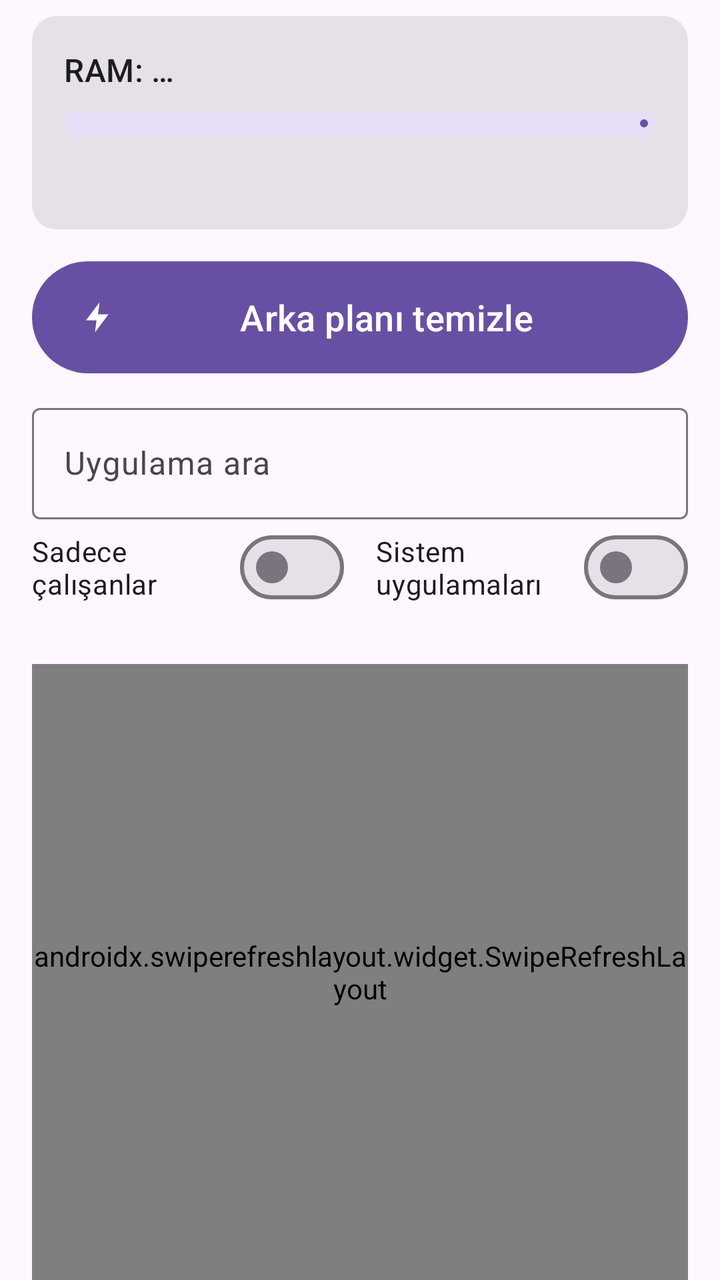
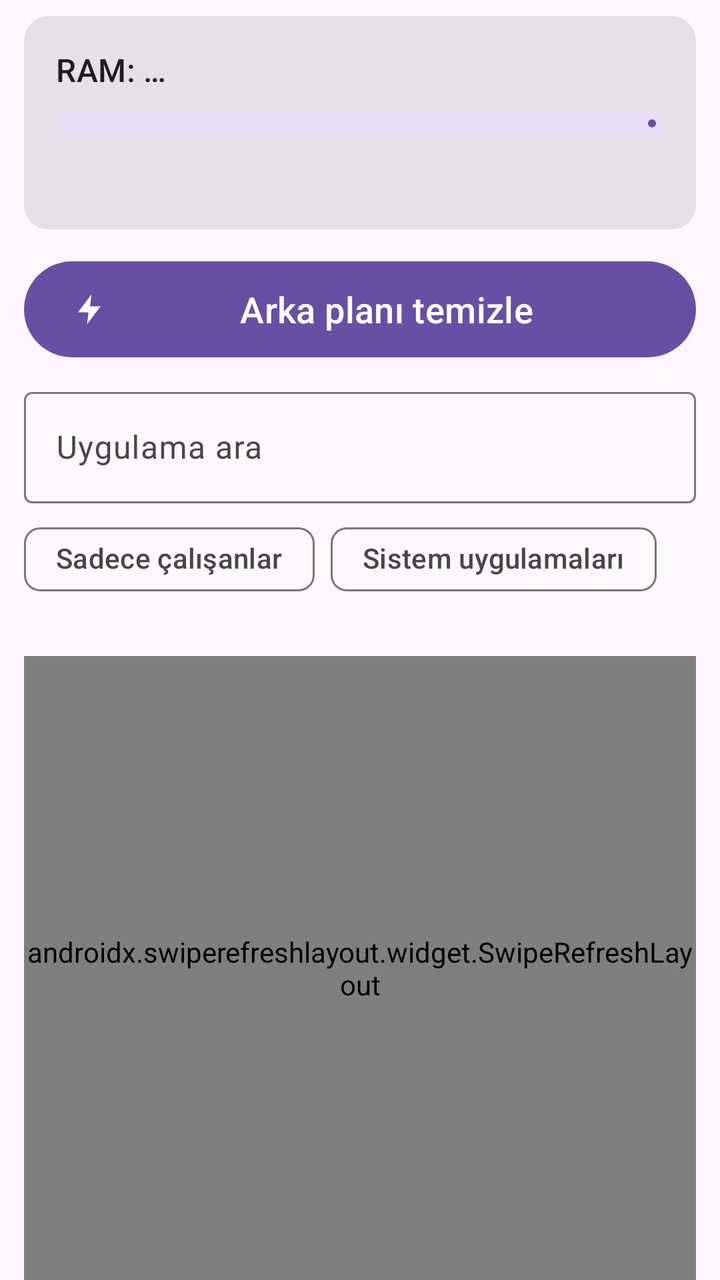

The first picture is an Android layout as it rendered before a commit; the second is the same layout after the commit. The layout source and the unified diff follow.
<!-- AndroidManifest.xml: application theme Theme.App -->
<!-- res/layout/activity_main.xml -->
<?xml version="1.0" encoding="utf-8"?>
<LinearLayout xmlns:android="http://schemas.android.com/apk/res/android"
    xmlns:app="http://schemas.android.com/apk/res-auto"
    android:layout_width="match_parent"
    android:layout_height="match_parent"
    android:orientation="vertical"
    android:paddingStart="16dp"
    android:paddingTop="8dp"
    android:paddingEnd="16dp">

    <com.google.android.material.card.MaterialCardView
        style="@style/Widget.Material3.CardView.Filled"
        android:layout_width="match_parent"
        android:layout_height="wrap_content">

        <LinearLayout
            android:layout_width="match_parent"
            android:layout_height="wrap_content"
            android:orientation="vertical"
            android:padding="16dp">

            <TextView
                android:id="@+id/ramText"
                android:layout_width="match_parent"
                android:layout_height="wrap_content"
                android:text="RAM: …"
                android:textAppearance="?attr/textAppearanceTitleMedium" />

            <com.google.android.material.progressindicator.LinearProgressIndicator
                android:id="@+id/ramBar"
                android:layout_width="match_parent"
                android:layout_height="wrap_content"
                android:layout_marginTop="10dp"
                android:max="100"
                app:trackCornerRadius="6dp"
                app:trackThickness="12dp" />

            <TextView
                android:id="@+id/statusText"
                android:layout_width="match_parent"
                android:layout_height="wrap_content"
                android:layout_marginTop="12dp"
                android:textAppearance="?attr/textAppearanceBodyMedium" />

            <Button
                android:id="@+id/shizukuButton"
                style="@style/Widget.Material3.Button.OutlinedButton"
                android:layout_width="wrap_content"
                android:layout_height="wrap_content"
                android:layout_marginTop="4dp"
                android:visibility="gone" />
        </LinearLayout>
    </com.google.android.material.card.MaterialCardView>

    <Button
        android:id="@+id/cleanButton"
        android:layout_width="match_parent"
        android:layout_height="64dp"
        android:layout_marginTop="12dp"
        android:text="Arka planı temizle"
        android:textSize="18sp"
        app:icon="@drawable/ic_bolt" />

    <com.google.android.material.textfield.TextInputLayout
        style="@style/Widget.Material3.TextInputLayout.OutlinedBox"
        android:layout_width="match_parent"
        android:layout_height="wrap_content"
        android:layout_marginTop="8dp"
        android:hint="Uygulama ara">

        <com.google.android.material.textfield.TextInputEditText
            android:id="@+id/searchBox"
            android:layout_width="match_parent"
            android:layout_height="wrap_content"
            android:inputType="text"
            android:maxLines="1" />
    </com.google.android.material.textfield.TextInputLayout>

    <LinearLayout
        android:layout_width="match_parent"
        android:layout_height="wrap_content"
        android:orientation="horizontal">

        <com.google.android.material.materialswitch.MaterialSwitch
            android:id="@+id/runningSwitch"
            android:layout_width="0dp"
            android:layout_height="wrap_content"
            android:layout_weight="1"
            android:text="Sadece çalışanlar" />

        <com.google.android.material.materialswitch.MaterialSwitch
            android:id="@+id/systemSwitch"
            android:layout_width="0dp"
            android:layout_height="wrap_content"
            android:layout_marginStart="16dp"
            android:layout_weight="1"
            android:text="Sistem uygulamaları" />
    </LinearLayout>

    <TextView
        android:id="@+id/countText"
        android:layout_width="match_parent"
        android:layout_height="wrap_content"
        android:layout_marginTop="4dp"
        android:layout_marginBottom="4dp"
        android:textAppearance="?attr/textAppearanceBodySmall" />

    <androidx.swiperefreshlayout.widget.SwipeRefreshLayout
        android:id="@+id/swipe"
        android:layout_width="match_parent"
        android:layout_height="0dp"
        android:layout_weight="1">

        <androidx.recyclerview.widget.RecyclerView
            android:id="@+id/list"
            android:layout_width="match_parent"
            android:layout_height="match_parent"
            android:clipToPadding="false"
            android:paddingBottom="16dp" />
    </androidx.swiperefreshlayout.widget.SwipeRefreshLayout>
</LinearLayout>
<!-- resources referenced by this layout -->
<resources>
  <!-- drawable ic_bolt (drawable) -->
  <vector xmlns:android="http://schemas.android.com/apk/res/android"
      android:width="24dp"
      android:height="24dp"
      android:viewportWidth="24"
      android:viewportHeight="24">
      <path
          android:fillColor="#FFFFFFFF"
          android:pathData="M13,2L4,14h7l-1,8l9,-12h-7z" />
  </vector>
  <style name="Theme.App" parent="Theme.Material3.DayNight" />
</resources>

<!-- the commit's change to res/layout/activity_main.xml (unified diff, before → after) -->
@@ -4,9 +4,9 @@
     android:layout_width="match_parent"
     android:layout_height="match_parent"
     android:orientation="vertical"
-    android:paddingStart="16dp"
+    android:paddingStart="@dimen/screen_padding"
     android:paddingTop="8dp"
-    android:paddingEnd="16dp">
+    android:paddingEnd="@dimen/screen_padding">
 
     <com.google.android.material.card.MaterialCardView
         style="@style/Widget.Material3.CardView.Filled"
@@ -55,7 +55,7 @@
     <Button
         android:id="@+id/cleanButton"
         android:layout_width="match_parent"
-        android:layout_height="64dp"
+        android:layout_height="@dimen/clean_button_height"
         android:layout_marginTop="12dp"
         android:text="Arka planı temizle"
         android:textSize="18sp"
@@ -76,26 +76,26 @@
             android:maxLines="1" />
     </com.google.android.material.textfield.TextInputLayout>
 
-    <LinearLayout
+    
+    <com.google.android.material.chip.ChipGroup
         android:layout_width="match_parent"
         android:layout_height="wrap_content"
-        android:orientation="horizontal">
+        android:layout_marginTop="4dp">
 
-        <com.google.android.material.materialswitch.MaterialSwitch
+        <com.google.android.material.chip.Chip
             android:id="@+id/runningSwitch"
-            android:layout_width="0dp"
+            style="@style/Widget.Material3.Chip.Filter"
+            android:layout_width="wrap_content"
             android:layout_height="wrap_content"
-            android:layout_weight="1"
             android:text="Sadece çalışanlar" />
 
-        <com.google.android.material.materialswitch.MaterialSwitch
+        <com.google.android.material.chip.Chip
             android:id="@+id/systemSwitch"
-            android:layout_width="0dp"
+            style="@style/Widget.Material3.Chip.Filter"
+            android:layout_width="wrap_content"
             android:layout_height="wrap_content"
-            android:layout_marginStart="16dp"
-            android:layout_weight="1"
             android:text="Sistem uygulamaları" />
-    </LinearLayout>
+    </com.google.android.material.chip.ChipGroup>
 
     <TextView
         android:id="@+id/countText"
<!-- resource entries referenced after the edit -->
@@ -1,5 +1,7 @@
 <!-- resources referenced by this layout -->
 <resources>
+  <dimen name="clean_button_height">56dp</dimen>
+  <dimen name="screen_padding">12dp</dimen>
   <!-- drawable ic_bolt (drawable) -->
   <vector xmlns:android="http://schemas.android.com/apk/res/android"
       android:width="24dp"
